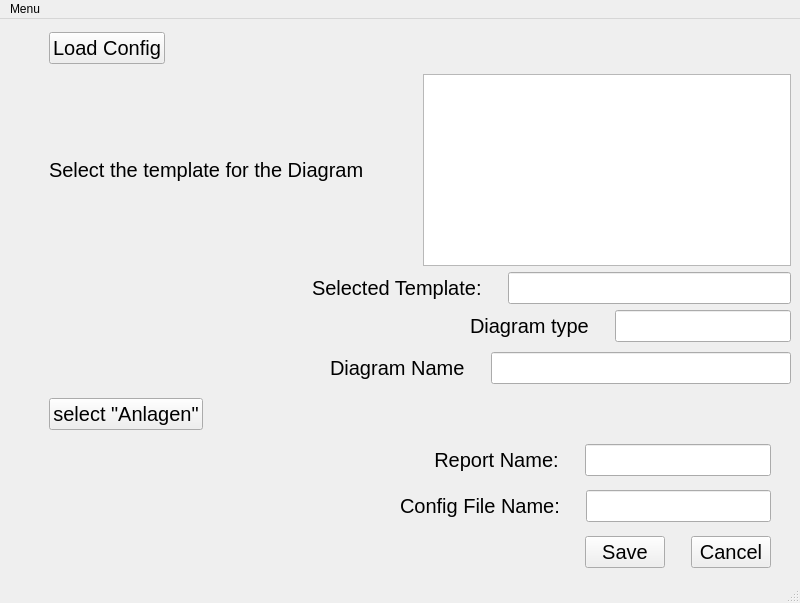
The window that code/ui/edit_config_file.ui (MaximilianBrokamp/ENEFFCO-diagramm-creator) describes before a commit, drawn with Qt 5.
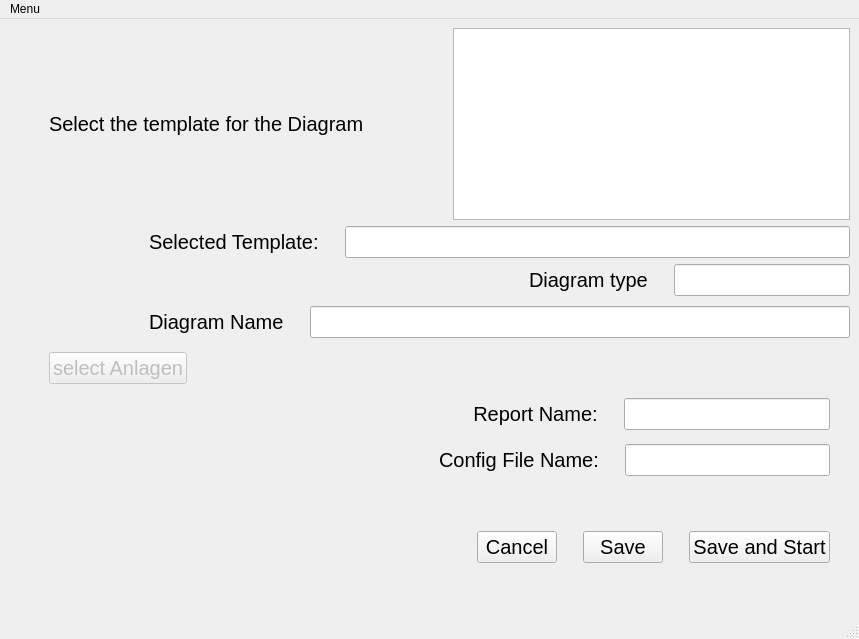
The same window after the commit.

The edit to the form file:
```diff
--- a/code/ui/edit_config_file.ui
+++ b/code/ui/edit_config_file.ui
@@ -2,12 +2,15 @@
 <ui version="4.0">
  <class>MainWindow</class>
  <widget class="QMainWindow" name="MainWindow">
+  <property name="enabled">
+   <bool>true</bool>
+  </property>
   <property name="geometry">
    <rect>
     <x>0</x>
     <y>0</y>
-    <width>800</width>
-    <height>600</height>
+    <width>859</width>
+    <height>639</height>
    </rect>
   </property>
   <property name="windowTitle">
@@ -15,135 +18,7 @@
   </property>
   <widget class="QWidget" name="centralwidget">
    <layout class="QGridLayout" name="gridLayout">
-    <item row="18" column="1">
-     <layout class="QHBoxLayout" name="horizontalLayout_3">
-      <item>
-       <spacer name="horizontalSpacer_23">
-        <property name="orientation">
-         <enum>Qt::Horizontal</enum>
-        </property>
-        <property name="sizeHint" stdset="0">
-         <size>
-          <width>40</width>
-          <height>20</height>
-         </size>
-        </property>
-       </spacer>
-      </item>
-      <item>
-       <spacer name="horizontalSpacer_22">
-        <property name="orientation">
-         <enum>Qt::Horizontal</enum>
-        </property>
-        <property name="sizeHint" stdset="0">
-         <size>
-          <width>40</width>
-          <height>20</height>
-         </size>
-        </property>
-       </spacer>
-      </item>
-      <item>
-       <widget class="QLabel" name="config_file_name_label">
-        <property name="font">
-         <font>
-          <pointsize>15</pointsize>
-         </font>
-        </property>
-        <property name="text">
-         <string>Config File Name:</string>
-        </property>
-       </widget>
-      </item>
-      <item>
-       <spacer name="verticalSpacer_2">
-        <property name="orientation">
-         <enum>Qt::Vertical</enum>
-        </property>
-        <property name="sizeType">
-         <enum>QSizePolicy::Minimum</enum>
-        </property>
-        <property name="sizeHint" stdset="0">
-         <size>
-          <width>20</width>
-          <height>40</height>
-         </size>
-        </property>
-       </spacer>
-      </item>
-      <item>
-       <widget class="QLineEdit" name="lineEdit">
-        <property name="font">
-         <font>
-          <pointsize>15</pointsize>
-         </font>
-        </property>
-       </widget>
-      </item>
-      <item>
-       <spacer name="verticalSpacer_11">
-        <property name="orientation">
-         <enum>Qt::Vertical</enum>
-        </property>
-        <property name="sizeType">
-         <enum>QSizePolicy::Maximum</enum>
-        </property>
-        <property name="sizeHint" stdset="0">
-         <size>
-          <width>20</width>
-          <height>40</height>
-         </size>
-        </property>
-       </spacer>
-      </item>
-     </layout>
-    </item>
     <item row="0" column="1">
-     <layout class="QHBoxLayout" name="horizontalLayout">
-      <item>
-       <spacer name="verticalSpacer_6">
-        <property name="orientation">
-         <enum>Qt::Vertical</enum>
-        </property>
-        <property name="sizeType">
-         <enum>QSizePolicy::Minimum</enum>
-        </property>
-        <property name="sizeHint" stdset="0">
-         <size>
-          <width>20</width>
-          <height>40</height>
-         </size>
-        </property>
-       </spacer>
-      </item>
-      <item>
-       <widget class="QPushButton" name="load_config_button">
-        <property name="font">
-         <font>
-          <pointsize>15</pointsize>
-         </font>
-        </property>
-        <property name="text">
-         <string>Load Config</string>
-        </property>
-       </widget>
-      </item>
-      <item>
-       <spacer name="horizontalSpacer">
-        <property name="orientation">
-         <enum>Qt::Horizontal</enum>
-        </property>
-        <property name="sizeHint" stdset="0">
-         <size>
-          <width>40</width>
-          <height>20</height>
-         </size>
-        </property>
-       </spacer>
-      </item>
-     </layout>
-    </item>
-    <item row="1" column="1">
      <layout class="QHBoxLayout" name="horizontalLayout_6">
       <item>
        <spacer name="verticalSpacer_7">
@@ -163,6 +38,9 @@
       </item>
       <item>
        <widget class="QLabel" name="label">
+        <property name="enabled">
+         <bool>true</bool>
+        </property>
         <property name="font">
          <font>
           <pointsize>15</pointsize>
@@ -174,7 +52,7 @@
        </widget>
       </item>
       <item>
-       <widget class="QListView" name="listView">
+       <widget class="QListWidget" name="templates_list">
         <property name="sizePolicy">
          <sizepolicy hsizetype="Minimum" vsizetype="Minimum">
           <horstretch>0</horstretch>
@@ -185,13 +63,16 @@
       </item>
      </layout>
     </item>
-    <item row="7" column="1">
-     <layout class="QHBoxLayout" name="horizontalLayout_4">
+    <item row="4" column="1">
+     <layout class="QHBoxLayout" name="horizontalLayout_9">
       <item>
-       <spacer name="horizontalSpacer_24">
+       <spacer name="horizontalSpacer_4">
         <property name="orientation">
          <enum>Qt::Horizontal</enum>
         </property>
+        <property name="sizeType">
+         <enum>QSizePolicy::Minimum</enum>
+        </property>
         <property name="sizeHint" stdset="0">
          <size>
           <width>40</width>
@@ -201,10 +82,13 @@
        </spacer>
       </item>
       <item>
-       <spacer name="horizontalSpacer_3">
+       <spacer name="horizontalSpacer_14">
         <property name="orientation">
          <enum>Qt::Horizontal</enum>
         </property>
+        <property name="sizeType">
+         <enum>QSizePolicy::Minimum</enum>
+        </property>
         <property name="sizeHint" stdset="0">
          <size>
           <width>40</width>
@@ -214,19 +98,35 @@
        </spacer>
       </item>
       <item>
-       <widget class="QLabel" name="report_name_label">
+       <spacer name="horizontalSpacer_21">
+        <property name="orientation">
+         <enum>Qt::Horizontal</enum>
+        </property>
+        <property name="sizeType">
+         <enum>QSizePolicy::Minimum</enum>
+        </property>
+        <property name="sizeHint" stdset="0">
+         <size>
+          <width>40</width>
+          <height>20</height>
+         </size>
+        </property>
+       </spacer>
+      </item>
+      <item>
+       <widget class="QLabel" name="label_4">
         <property name="font">
          <font>
           <pointsize>15</pointsize>
          </font>
         </property>
         <property name="text">
-         <string>      Report Name:</string>
+         <string>Diagram Name</string>
         </property>
        </widget>
       </item>
       <item>
-       <spacer name="verticalSpacer">
+       <spacer name="verticalSpacer_13">
         <property name="orientation">
          <enum>Qt::Vertical</enum>
         </property>
@@ -242,7 +142,7 @@
        </spacer>
       </item>
       <item>
-       <widget class="QLineEdit" name="report_name_line">
+       <widget class="QLineEdit" name="diagram_name_edit">
         <property name="font">
          <font>
           <pointsize>15</pointsize>
@@ -250,8 +150,76 @@
         </property>
        </widget>
       </item>
+     </layout>
+    </item>
+    <item row="3" column="1">
+     <layout class="QHBoxLayout" name="horizontalLayout_8">
       <item>
-       <spacer name="verticalSpacer_10">
+       <spacer name="horizontalSpacer_19">
+        <property name="orientation">
+         <enum>Qt::Horizontal</enum>
+        </property>
+        <property name="sizeHint" stdset="0">
+         <size>
+          <width>40</width>
+          <height>20</height>
+         </size>
+        </property>
+       </spacer>
+      </item>
+      <item>
+       <spacer name="horizontalSpacer_18">
+        <property name="orientation">
+         <enum>Qt::Horizontal</enum>
+        </property>
+        <property name="sizeHint" stdset="0">
+         <size>
+          <width>40</width>
+          <height>20</height>
+         </size>
+        </property>
+       </spacer>
+      </item>
+      <item>
+       <spacer name="horizontalSpacer_17">
+        <property name="orientation">
+         <enum>Qt::Horizontal</enum>
+        </property>
+        <property name="sizeHint" stdset="0">
+         <size>
+          <width>40</width>
+          <height>20</height>
+         </size>
+        </property>
+       </spacer>
+      </item>
+      <item>
+       <spacer name="horizontalSpacer_15">
+        <property name="orientation">
+         <enum>Qt::Horizontal</enum>
+        </property>
+        <property name="sizeHint" stdset="0">
+         <size>
+          <width>40</width>
+          <height>20</height>
+         </size>
+        </property>
+       </spacer>
+      </item>
+      <item>
+       <widget class="QLabel" name="label_3">
+        <property name="font">
+         <font>
+          <pointsize>15</pointsize>
+         </font>
+        </property>
+        <property name="text">
+         <string>Diagram type</string>
+        </property>
+       </widget>
+      </item>
+      <item>
+       <spacer name="verticalSpacer_8">
         <property name="orientation">
          <enum>Qt::Vertical</enum>
         </property>
@@ -266,22 +234,21 @@
         </property>
        </spacer>
       </item>
+      <item>
+       <widget class="QLineEdit" name="diagram_type_edit">
+        <property name="font">
+         <font>
+          <pointsize>15</pointsize>
+         </font>
+        </property>
+        <property name="readOnly">
+         <bool>true</bool>
+        </property>
+       </widget>
+      </item>
      </layout>
     </item>
-    <item row="1" column="0">
-     <spacer name="verticalSpacer_12">
-      <property name="orientation">
-       <enum>Qt::Vertical</enum>
-      </property>
-      <property name="sizeHint" stdset="0">
-       <size>
-        <width>20</width>
-        <height>40</height>
-       </size>
-      </property>
-     </spacer>
-    </item>
-    <item row="6" column="1">
+    <item row="5" column="1">
      <layout class="QHBoxLayout" name="horizontalLayout_5">
       <item>
        <spacer name="verticalSpacer_5">
@@ -300,14 +267,17 @@
        </spacer>
       </item>
       <item>
-       <widget class="QPushButton" name="pushButton">
+       <widget class="QPushButton" name="select_plants_button">
+        <property name="enabled">
+         <bool>false</bool>
+        </property>
         <property name="font">
          <font>
           <pointsize>15</pointsize>
          </font>
         </property>
         <property name="text">
-         <string>select &quot;Anlagen&quot;</string>
+         <string>select Anlagen</string>
         </property>
        </widget>
       </item>
@@ -326,7 +296,99 @@
       </item>
      </layout>
     </item>
-    <item row="20" column="1">
+    <item row="1" column="1">
+     <layout class="QHBoxLayout" name="horizontalLayout_7">
+      <item>
+       <spacer name="horizontalSpacer_28">
+        <property name="orientation">
+         <enum>Qt::Horizontal</enum>
+        </property>
+        <property name="sizeType">
+         <enum>QSizePolicy::Minimum</enum>
+        </property>
+        <property name="sizeHint" stdset="0">
+         <size>
+          <width>40</width>
+          <height>20</height>
+         </size>
+        </property>
+       </spacer>
+      </item>
+      <item>
+       <spacer name="horizontalSpacer_27">
+        <property name="orientation">
+         <enum>Qt::Horizontal</enum>
+        </property>
+        <property name="sizeType">
+         <enum>QSizePolicy::Minimum</enum>
+        </property>
+        <property name="sizeHint" stdset="0">
+         <size>
+          <width>40</width>
+          <height>20</height>
+         </size>
+        </property>
+       </spacer>
+      </item>
+      <item>
+       <spacer name="horizontalSpacer_26">
+        <property name="orientation">
+         <enum>Qt::Horizontal</enum>
+        </property>
+        <property name="sizeType">
+         <enum>QSizePolicy::Minimum</enum>
+        </property>
+        <property name="sizeHint" stdset="0">
+         <size>
+          <width>40</width>
+          <height>20</height>
+         </size>
+        </property>
+       </spacer>
+      </item>
+      <item>
+       <widget class="QLabel" name="label_2">
+        <property name="font">
+         <font>
+          <pointsize>15</pointsize>
+         </font>
+        </property>
+        <property name="text">
+         <string>Selected Template:</string>
+        </property>
+       </widget>
+      </item>
+      <item>
+       <spacer name="verticalSpacer_9">
+        <property name="orientation">
+         <enum>Qt::Vertical</enum>
+        </property>
+        <property name="sizeType">
+         <enum>QSizePolicy::Maximum</enum>
+        </property>
+        <property name="sizeHint" stdset="0">
+         <size>
+          <width>20</width>
+          <height>40</height>
+         </size>
+        </property>
+       </spacer>
+      </item>
+      <item>
+       <widget class="QLineEdit" name="selected_template_edit">
+        <property name="font">
+         <font>
+          <pointsize>15</pointsize>
+         </font>
+        </property>
+        <property name="readOnly">
+         <bool>true</bool>
+        </property>
+       </widget>
+      </item>
+     </layout>
+    </item>
+    <item row="19" column="1">
      <layout class="QHBoxLayout" name="horizontalLayout_2">
       <item>
        <spacer name="horizontalSpacer_2">
@@ -446,14 +508,26 @@
        </spacer>
       </item>
       <item>
-       <spacer name="horizontalSpacer_13">
+       <widget class="QPushButton" name="cancel_button">
+        <property name="font">
+         <font>
+          <pointsize>15</pointsize>
+         </font>
+        </property>
+        <property name="text">
+         <string>Cancel</string>
+        </property>
+       </widget>
+      </item>
+      <item>
+       <spacer name="verticalSpacer_14">
         <property name="orientation">
-         <enum>Qt::Horizontal</enum>
+         <enum>Qt::Vertical</enum>
         </property>
         <property name="sizeHint" stdset="0">
          <size>
-          <width>40</width>
-          <height>20</height>
+          <width>20</width>
+          <height>40</height>
          </size>
         </property>
        </spacer>
@@ -487,14 +561,14 @@
        </spacer>
       </item>
       <item>
-       <widget class="QPushButton" name="cancel_button">
+       <widget class="QPushButton" name="save_and_start_button">
         <property name="font">
          <font>
           <pointsize>15</pointsize>
          </font>
         </property>
         <property name="text">
-         <string>Cancel</string>
+         <string>Save and Start</string>
         </property>
        </widget>
       </item>
@@ -516,16 +590,26 @@
       </item>
      </layout>
     </item>
-    <item row="2" column="1">
-     <layout class="QHBoxLayout" name="horizontalLayout_7">
+    <item row="6" column="1">
+     <layout class="QHBoxLayout" name="horizontalLayout_4">
       <item>
-       <spacer name="horizontalSpacer_20">
+       <spacer name="horizontalSpacer_24">
         <property name="orientation">
          <enum>Qt::Horizontal</enum>
         </property>
-        <property name="sizeType">
-         <enum>QSizePolicy::MinimumExpanding</enum>
+        <property name="sizeHint" stdset="0">
+         <size>
+          <width>40</width>
+          <height>20</height>
+         </size>
         </property>
+       </spacer>
+      </item>
+      <item>
+       <spacer name="horizontalSpacer_3">
+        <property name="orientation">
+         <enum>Qt::Horizontal</enum>
+        </property>
         <property name="sizeHint" stdset="0">
          <size>
           <width>40</width>
@@ -535,24 +619,24 @@
        </spacer>
       </item>
       <item>
-       <widget class="QLabel" name="label_2">
+       <widget class="QLabel" name="report_name_label">
         <property name="font">
          <font>
           <pointsize>15</pointsize>
          </font>
         </property>
         <property name="text">
-         <string>Selected Template:</string>
+         <string>      Report Name:</string>
         </property>
        </widget>
       </item>
       <item>
-       <spacer name="verticalSpacer_9">
+       <spacer name="verticalSpacer">
         <property name="orientation">
          <enum>Qt::Vertical</enum>
         </property>
         <property name="sizeType">
-         <enum>QSizePolicy::Maximum</enum>
+         <enum>QSizePolicy::Minimum</enum>
         </property>
         <property name="sizeHint" stdset="0">
          <size>
@@ -563,49 +647,49 @@
        </spacer>
       </item>
       <item>
-       <widget class="QLineEdit" name="lineEdit_3">
+       <widget class="QLineEdit" name="report_name_edit">
         <property name="font">
          <font>
           <pointsize>15</pointsize>
          </font>
         </property>
-        <property name="readOnly">
-         <bool>true</bool>
-        </property>
        </widget>
       </item>
-     </layout>
-    </item>
-    <item row="4" column="1">
-     <layout class="QHBoxLayout" name="horizontalLayout_8">
       <item>
-       <spacer name="horizontalSpacer_19">
+       <spacer name="verticalSpacer_10">
         <property name="orientation">
-         <enum>Qt::Horizontal</enum>
+         <enum>Qt::Vertical</enum>
         </property>
-        <property name="sizeHint" stdset="0">
-         <size>
-          <width>40</width>
-          <height>20</height>
-         </size>
+        <property name="sizeType">
+         <enum>QSizePolicy::Maximum</enum>
         </property>
-       </spacer>
-      </item>
-      <item>
-       <spacer name="horizontalSpacer_18">
-        <property name="orientation">
-         <enum>Qt::Horizontal</enum>
-        </property>
         <property name="sizeHint" stdset="0">
          <size>
-          <width>40</width>
-          <height>20</height>
+          <width>20</width>
+          <height>40</height>
          </size>
         </property>
        </spacer>
       </item>
+     </layout>
+    </item>
+    <item row="0" column="0">
+     <spacer name="verticalSpacer_12">
+      <property name="orientation">
+       <enum>Qt::Vertical</enum>
+      </property>
+      <property name="sizeHint" stdset="0">
+       <size>
+        <width>20</width>
+        <height>40</height>
+       </size>
+      </property>
+     </spacer>
+    </item>
+    <item row="17" column="1">
+     <layout class="QHBoxLayout" name="horizontalLayout_3">
       <item>
-       <spacer name="horizontalSpacer_17">
+       <spacer name="horizontalSpacer_23">
         <property name="orientation">
          <enum>Qt::Horizontal</enum>
         </property>
@@ -618,7 +702,7 @@
        </spacer>
       </item>
       <item>
-       <spacer name="horizontalSpacer_15">
+       <spacer name="horizontalSpacer_22">
         <property name="orientation">
          <enum>Qt::Horizontal</enum>
         </property>
@@ -631,24 +715,24 @@
        </spacer>
       </item>
       <item>
-       <widget class="QLabel" name="label_3">
+       <widget class="QLabel" name="config_file_name_label">
         <property name="font">
          <font>
           <pointsize>15</pointsize>
          </font>
         </property>
         <property name="text">
-         <string>Diagram type</string>
+         <string>Config File Name:</string>
         </property>
        </widget>
       </item>
       <item>
-       <spacer name="verticalSpacer_8">
+       <spacer name="verticalSpacer_2">
         <property name="orientation">
          <enum>Qt::Vertical</enum>
         </property>
         <property name="sizeType">
-         <enum>QSizePolicy::Maximum</enum>
+         <enum>QSizePolicy::Minimum</enum>
         </property>
         <property name="sizeHint" stdset="0">
          <size>
@@ -659,53 +743,21 @@
        </spacer>
       </item>
       <item>
-       <widget class="QLineEdit" name="lineEdit_2">
+       <widget class="QLineEdit" name="config_file_name_edit">
         <property name="font">
          <font>
           <pointsize>15</pointsize>
          </font>
         </property>
-        <property name="readOnly">
-         <bool>true</bool>
-        </property>
        </widget>
       </item>
-     </layout>
-    </item>
-    <item row="5" column="1">
-     <layout class="QHBoxLayout" name="horizontalLayout_9">
       <item>
-       <spacer name="horizontalSpacer_4">
+       <spacer name="verticalSpacer_11">
         <property name="orientation">
-         <enum>Qt::Horizontal</enum>
-        </property>
-        <property name="sizeHint" stdset="0">
-         <size>
-          <width>40</width>
-          <height>20</height>
-         </size>
-        </property>
-       </spacer>
-      </item>
-      <item>
-       <widget class="QLabel" name="label_4">
-        <property name="font">
-         <font>
-          <pointsize>15</pointsize>
-         </font>
-        </property>
-        <property name="text">
-         <string>Diagram Name</string>
-        </property>
-       </widget>
-      </item>
-      <item>
-       <spacer name="verticalSpacer_13">
-        <property name="orientation">
          <enum>Qt::Vertical</enum>
         </property>
         <property name="sizeType">
-         <enum>QSizePolicy::Minimum</enum>
+         <enum>QSizePolicy::Maximum</enum>
         </property>
         <property name="sizeHint" stdset="0">
          <size>
@@ -715,15 +767,6 @@
         </property>
        </spacer>
       </item>
-      <item>
-       <widget class="QLineEdit" name="lineEdit_4">
-        <property name="font">
-         <font>
-          <pointsize>15</pointsize>
-         </font>
-        </property>
-       </widget>
-      </item>
      </layout>
     </item>
    </layout>
@@ -733,8 +776,8 @@
     <rect>
      <x>0</x>
      <y>0</y>
-     <width>800</width>
-     <height>18</height>
+     <width>859</width>
+     <height>26</height>
     </rect>
    </property>
    <widget class="QMenu" name="menuMenu">
```
Left out of the diff: 3 changed lines with no effect on the pictures.
